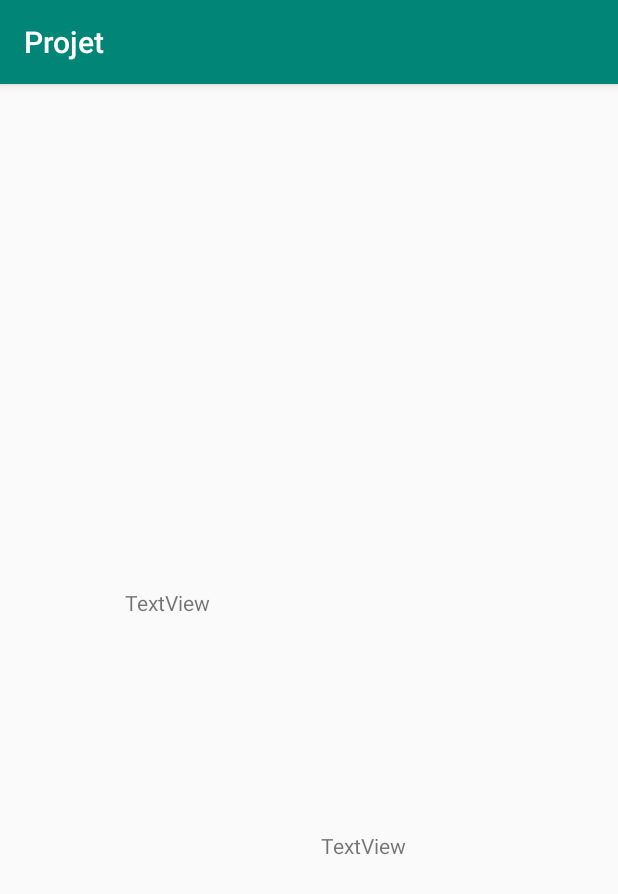
After one commit to AntoineAntix/Projet, an Android app: the DetailsActivity screen opened directly, with no data from a screen before it, on a phone screen of 412 x 824 dp. The commit adds this screen. Shown: the top 894 px of the screen. Run offline under Robolectric (Android 15) with nearby library versions, the phone set to English and light mode, and no system bars.

Commit message:
Adding new Activity

```diff
--- a/app/src/main/AndroidManifest.xml
+++ b/app/src/main/AndroidManifest.xml
@@ -19,6 +19,7 @@
                 <category android:name="android.intent.category.LAUNCHER" />
             </intent-filter>
         </activity>
+        <activity android:name=".DetailsActivity"></activity>
     </application>
 
 </manifest>
--- a/app/src/main/java/com/example/projet/Controller.java
+++ b/app/src/main/java/com/example/projet/Controller.java
@@ -29,7 +29,7 @@ public class Controller {
     {
         this.mainActivity=mainActivity;
     }
-    public void creation()
+    public void onCreate()
     {
         mainActivity.showLoader();
         Gson gson = new GsonBuilder()
--- /dev/null
+++ b/app/src/main/java/com/example/projet/DetailsActivity.java
@@ -0,0 +1,35 @@
+package com.example.projet;
+
+import android.os.Bundle;
+import android.support.annotation.Nullable;
+import android.support.v7.app.AppCompatActivity;
+import android.widget.TextView;
+
+public class DetailsActivity extends AppCompatActivity {
+    @Override
+    protected void onCreate(@Nullable Bundle savedInstanceState){
+        super.onCreate(savedInstanceState);
+        setContentView(R.layout.activity_details);
+
+        getIncommingIntent();
+    }
+
+    private void getIncommingIntent()
+    {
+        if(getIntent().hasExtra("nom")&& getIntent().hasExtra("description"))
+        {
+            String nomS = getIntent().getStringExtra("nom");
+            String descriptionS = getIntent().getStringExtra("description");
+            setTxt(nomS,descriptionS);
+        }
+    }
+
+    private void setTxt(String nom, String description)
+    {
+        TextView nomTv = findViewById(R.id.nom);
+        nomTv.setText(nom);
+
+        TextView descriptionTv = findViewById(R.id.description);
+        descriptionTv.setText(description);
+    }
+}
--- /dev/null
+++ b/app/src/main/res/layout/activity_details.xml
@@ -0,0 +1,42 @@
+<?xml version="1.0" encoding="utf-8"?>
+<android.support.constraint.ConstraintLayout
+    xmlns:android="http://schemas.android.com/apk/res/android"
+    xmlns:app="http://schemas.android.com/apk/res-auto"
+    xmlns:tools="http://schemas.android.com/tools"
+    android:layout_width="match_parent"
+    android:layout_height="match_parent">
+
+
+    <TextView
+        android:id="@+id/nom"
+        android:layout_width="wrap_content"
+        android:layout_height="wrap_content"
+        android:layout_marginStart="8dp"
+        android:layout_marginLeft="8dp"
+        android:layout_marginTop="336dp"
+        android:layout_marginEnd="8dp"
+        android:layout_marginRight="8dp"
+        android:text="TextView"
+        app:layout_constraintEnd_toEndOf="parent"
+        app:layout_constraintHorizontal_bias="0.222"
+        app:layout_constraintStart_toStartOf="parent"
+        app:layout_constraintTop_toTopOf="parent" />
+
+    <TextView
+        android:id="@+id/description"
+        android:layout_width="wrap_content"
+        android:layout_height="wrap_content"
+        android:layout_marginStart="8dp"
+        android:layout_marginLeft="8dp"
+        android:layout_marginTop="8dp"
+        android:layout_marginEnd="8dp"
+        android:layout_marginRight="8dp"
+        android:layout_marginBottom="8dp"
+        android:text="TextView"
+        app:layout_constraintBottom_toBottomOf="parent"
+        app:layout_constraintEnd_toEndOf="parent"
+        app:layout_constraintHorizontal_bias="0.608"
+        app:layout_constraintStart_toStartOf="parent"
+        app:layout_constraintTop_toBottomOf="@+id/nom"
+        app:layout_constraintVertical_bias="0.357" />
+</android.support.constraint.ConstraintLayout>
```
Also changed, not shown: app/src/main/java/com/example/projet/Adapter.java (+17 -4 lines), app/src/main/java/com/example/projet/MainActivity.java (+15 -2 lines), app/src/main/java/com/example/projet/OnItemClick.java (added, +7 -0 lines), app/src/main/res/layout/activity_main.xml (+0 -11 lines).
